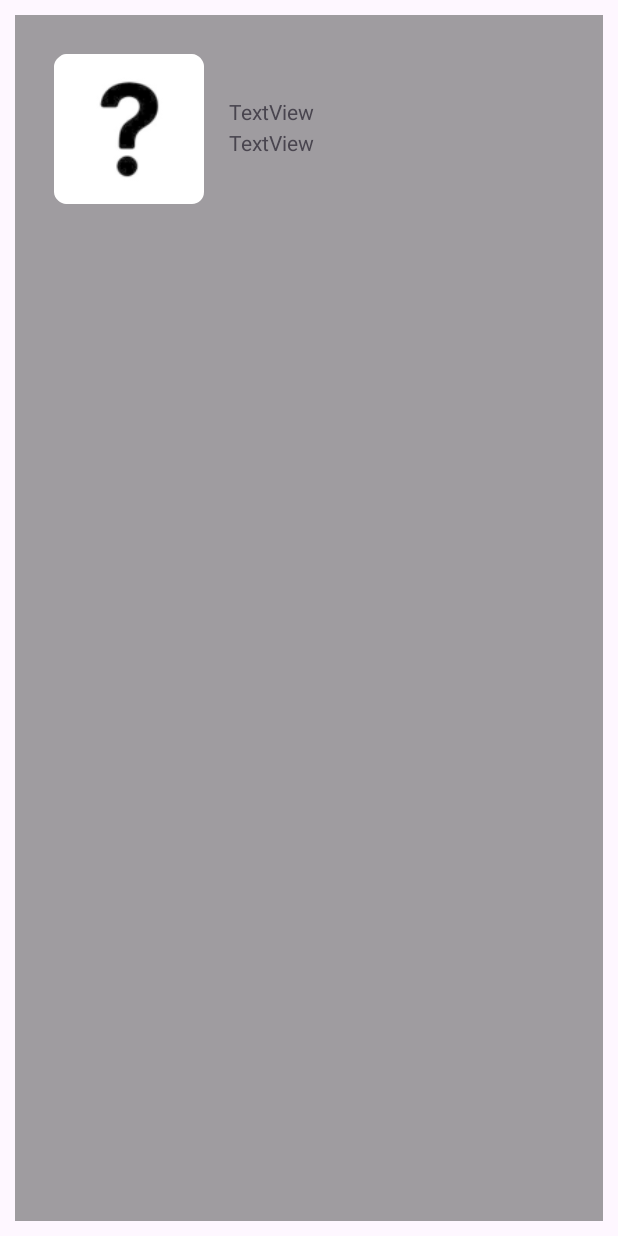
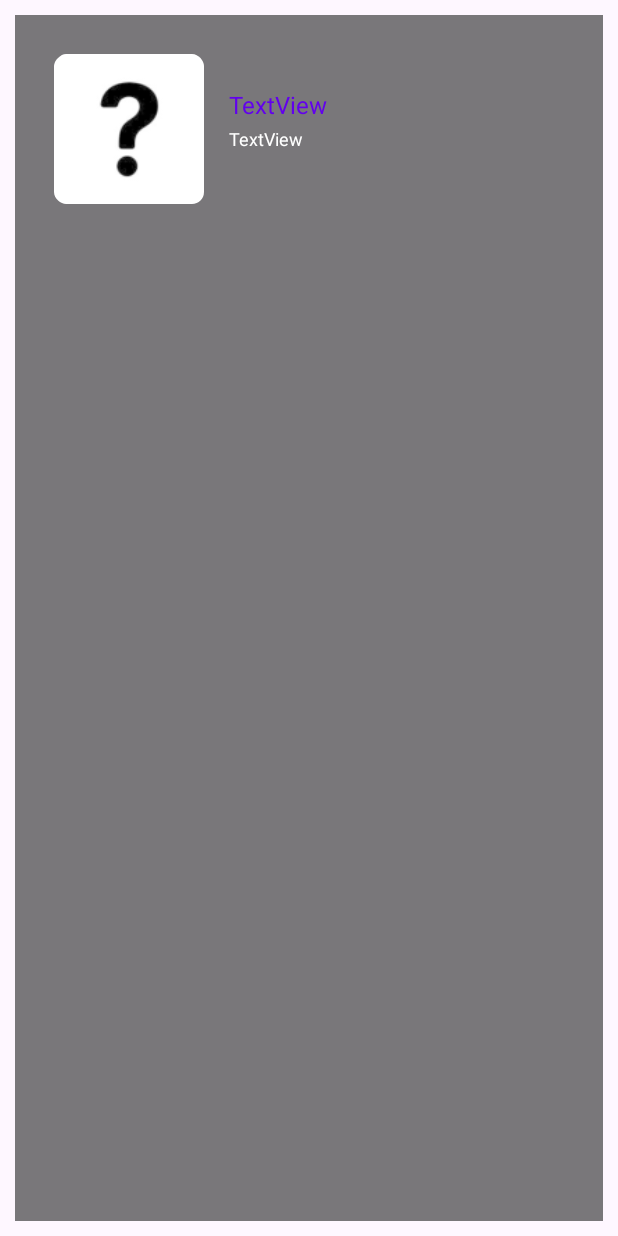
Before and after one commit to GamaRL/CM_ApiConsumer, an Android app: the layout item_list.xml on its own in the app's theme, with its tools: preview values and no code run, on a phone screen of 412 x 824 dp. Run offline under Robolectric (Android 15) with nearby library versions, the phone set to English and light mode, and no system bars.

Commit message:
ADD: Solicitud de todos los personajes

```diff
--- a/app/build.gradle.kts
+++ b/app/build.gradle.kts
@@ -46,8 +46,9 @@ dependencies {
     implementation(libs.androidx.activity)
     implementation(libs.androidx.constraintlayout)
 
-    //Retrofit
+    //Para retrofit y Gson
     implementation(libs.retrofit)
+    implementation(libs.converter.gson)
 
     //Adicional para el interceptor
     implementation(libs.logging.interceptor)
--- a/app/src/main/AndroidManifest.xml
+++ b/app/src/main/AndroidManifest.xml
@@ -1,6 +1,8 @@
 <?xml version="1.0" encoding="utf-8"?>
 <manifest xmlns:android="http://schemas.android.com/apk/res/android"
     xmlns:tools="http://schemas.android.com/tools">
+
+    <uses-permission android:name="android.permission.INTERNET"/>
 
     <application
         android:allowBackup="true"
@@ -8,6 +10,7 @@
         android:fullBackupContent="@xml/backup_rules"
         android:icon="@mipmap/ic_launcher"
         android:label="@string/app_name"
+        android:usesCleartextTraffic="true"
         android:roundIcon="@mipmap/ic_launcher_round"
         android:supportsRtl="true"
         android:theme="@style/Theme.AvatarProject"
--- /dev/null
+++ b/app/src/main/java/com/example/avatar/utils/Constants.kt
@@ -0,0 +1,5 @@
+package com.example.avatar.utils
+
+object Constants {
+    const val BASE_URL = "https://last-airbender-api.fly.dev/api/v1/"
+}
--- a/app/src/main/res/layout/item_list.xml
+++ b/app/src/main/res/layout/item_list.xml
@@ -2,17 +2,21 @@
 <androidx.constraintlayout.widget.ConstraintLayout xmlns:android="http://schemas.android.com/apk/res/android"
     xmlns:app="http://schemas.android.com/apk/res-auto"
     xmlns:tools="http://schemas.android.com/tools"
-    android:background="#80424242"
-    android:padding="10dp"
+    android:layout_width="match_parent"
+    android:layout_height="match_parent"
     android:layout_margin="10dp"
-    android:layout_width="match_parent"
-    android:layout_height="match_parent">
+    android:background="#B3424242"
+    android:padding="10dp">
 
     <TextView
         android:id="@+id/tvName"
-        android:layout_width="wrap_content"
-        android:layout_height="wrap_content"
+        android:layout_width="224dp"
+        android:layout_height="25dp"
+        android:layout_marginEnd="16dp"
         android:text="TextView"
+        android:textAlignment="gravity"
+        android:textColor="@color/design_default_color_primary"
+        android:textSize="16sp"
         app:layout_constraintBottom_toTopOf="@+id/guideline"
         app:layout_constraintEnd_toEndOf="parent"
         app:layout_constraintHorizontal_bias="0.0"
@@ -46,9 +50,13 @@
 
     <TextView
         android:id="@+id/tvAffiliation"
-        android:layout_width="wrap_content"
-        android:layout_height="wrap_content"
+        android:layout_width="224dp"
+        android:layout_height="68dp"
+        android:layout_marginEnd="16dp"
         android:text="TextView"
+        android:textAlignment="gravity"
+        android:textColor="@color/white"
+        android:textSize="12sp"
         app:layout_constraintBottom_toTopOf="@+id/guideline2"
         app:layout_constraintEnd_toEndOf="parent"
         app:layout_constraintHorizontal_bias="0.0"
--- a/gradle/libs.versions.toml
+++ b/gradle/libs.versions.toml
@@ -27,6 +27,7 @@ androidx-constraintlayout = { group = "androidx.constraintlayout", name = "const
 glide = { module = "com.github.bumptech.glide:glide", version.ref = "glide" }
 retrofit = { module = "com.squareup.retrofit2:retrofit", version.ref = "retrofit" }
 roundedimageview = { module = "com.makeramen:roundedimageview", version.ref = "roundedimageview" }
+converter-gson = { module = "com.squareup.retrofit2:converter-gson", version.ref = "retrofit" }
 logging-interceptor = { module = "com.squareup.okhttp3:logging-interceptor", version.ref = "loggingInterceptor" }
 androidx-lifecycle-runtime-ktx = { module = "androidx.lifecycle:lifecycle-runtime-ktx", version.ref = "lifecycleRuntimeKtx" }
 
```
Also changed, not shown: app/src/main/java/com/example/avatar/AvatarCharacterAdapter.kt (+6 -1 lines), app/src/main/java/com/example/avatar/AvatarCharacterViewHolder.kt (+6 -1 lines), app/src/main/java/com/example/avatar/MainActivity.kt (+35 -19 lines), app/src/main/java/com/example/avatar/models/AvatarCharacter.kt (+11 -1 lines), app/src/main/java/com/example/avatar/services/ApiService.kt (added, +15 -0 lines).
